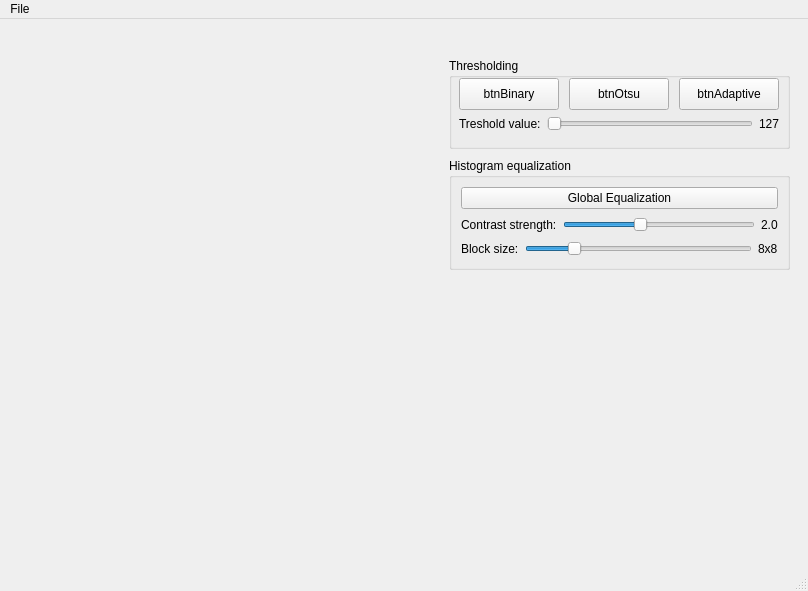
Before: the Qt Designer form src/mainwindow.ui in arcreane/opencv-project-erasmus-team, drawn with Qt 5.
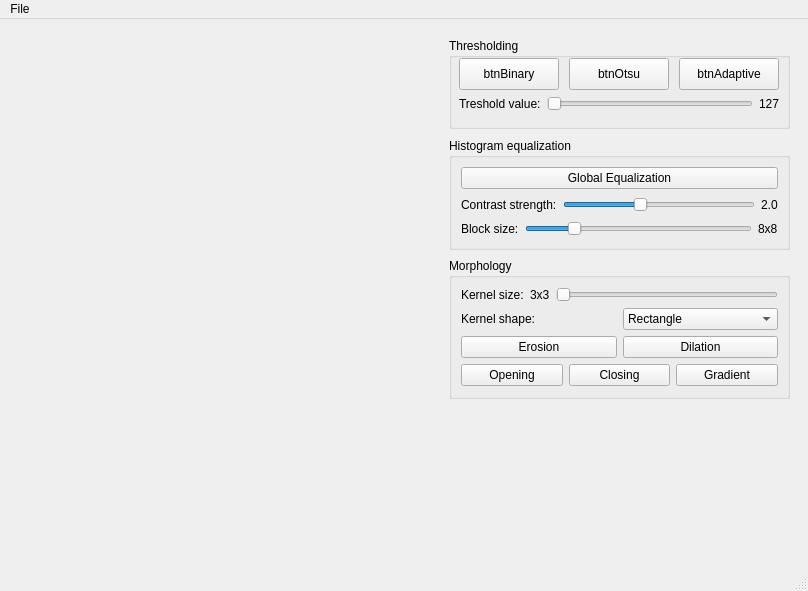
After: the same form once the commit is applied.

Commit message: feat: complete contrast and morphology modules with live UI tracking

What changed in the file:
```diff
--- a/src/mainwindow.ui
+++ b/src/mainwindow.ui
@@ -61,7 +61,7 @@
        <property name="geometry">
         <rect>
          <x>20</x>
-         <y>30</y>
+         <y>10</y>
          <width>341</width>
          <height>91</height>
         </rect>
@@ -108,7 +108,7 @@
          <string>btnAdaptive</string>
         </property>
        </widget>
-       <widget class="QWidget" name="">
+       <widget class="QWidget" name="layoutWidget">
         <property name="geometry">
          <rect>
           <x>10</x>
@@ -146,7 +146,7 @@
        <property name="geometry">
         <rect>
          <x>20</x>
-         <y>130</y>
+         <y>110</y>
          <width>341</width>
          <height>112</height>
         </rect>
@@ -232,6 +232,125 @@
         </item>
        </layout>
       </widget>
+      <widget class="QGroupBox" name="groupMorphology">
+       <property name="geometry">
+        <rect>
+         <x>20</x>
+         <y>230</y>
+         <width>341</width>
+         <height>141</height>
+        </rect>
+       </property>
+       <property name="title">
+        <string>Morphology</string>
+       </property>
+       <layout class="QVBoxLayout" name="verticalLayout_2">
+        <item>
+         <layout class="QHBoxLayout" name="horizontalLayout_5">
+          <item>
+           <widget class="QLabel" name="label_6">
+            <property name="text">
+             <string>Kernel size:</string>
+            </property>
+           </widget>
+          </item>
+          <item>
+           <widget class="QLabel" name="labelMorphValue">
+            <property name="text">
+             <string>3x3</string>
+            </property>
+           </widget>
+          </item>
+          <item>
+           <widget class="QSlider" name="sliderMorphSize">
+            <property name="minimum">
+             <number>1</number>
+            </property>
+            <property name="maximum">
+             <number>10</number>
+            </property>
+            <property name="orientation">
+             <enum>Qt::Orientation::Horizontal</enum>
+            </property>
+           </widget>
+          </item>
+         </layout>
+        </item>
+        <item>
+         <layout class="QHBoxLayout" name="horizontalLayout_6">
+          <item>
+           <widget class="QLabel" name="label_4">
+            <property name="text">
+             <string>Kernel shape:</string>
+            </property>
+           </widget>
+          </item>
+          <item>
+           <widget class="QComboBox" name="comboKernelShape">
+            <item>
+             <property name="text">
+              <string>Rectangle</string>
+             </property>
+            </item>
+            <item>
+             <property name="text">
+              <string>Cross</string>
+             </property>
+            </item>
+            <item>
+             <property name="text">
+              <string>Ellipse</string>
+             </property>
+            </item>
+           </widget>
+          </item>
+         </layout>
+        </item>
+        <item>
+         <layout class="QHBoxLayout" name="horizontalLayout_10">
+          <item>
+           <widget class="QPushButton" name="btnErosion">
+            <property name="text">
+             <string>Erosion</string>
+            </property>
+           </widget>
+          </item>
+          <item>
+           <widget class="QPushButton" name="btnDilation">
+            <property name="text">
+             <string>Dilation</string>
+            </property>
+           </widget>
+          </item>
+         </layout>
+        </item>
+        <item>
+         <layout class="QHBoxLayout" name="horizontalLayout_12">
+          <item>
+           <widget class="QPushButton" name="btnNoise">
+            <property name="text">
+             <string>Opening</string>
+            </property>
+           </widget>
+          </item>
+          <item>
+           <widget class="QPushButton" name="btnClosing">
+            <property name="text">
+             <string>Closing</string>
+            </property>
+           </widget>
+          </item>
+          <item>
+           <widget class="QPushButton" name="btnGradient">
+            <property name="text">
+             <string>Gradient</string>
+            </property>
+           </widget>
+          </item>
+         </layout>
+        </item>
+       </layout>
+      </widget>
      </widget>
     </item>
    </layout>
```
The commit also changes 4 other files.
